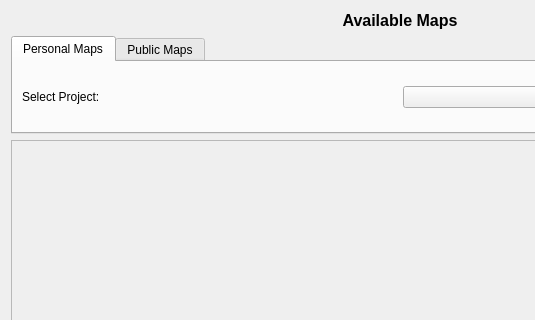
The window that ui/GetMapDialog.ui (maphub-co/maphub-qgis) describes before a commit, drawn with Qt 5; both pictures show x 0 to 535 and y 0 to 320 of the 800 by 650 pixel window.
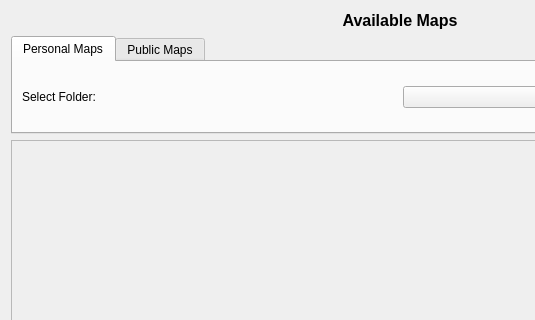
The same window after the commit.

Commit message: ♻️ [folders] Rename projects to folders and update related logic across components

What changed in the file:
```diff
--- a/ui/GetMapDialog.ui
+++ b/ui/GetMapDialog.ui
@@ -52,7 +52,7 @@
          <item>
           <widget class="QLabel" name="label_project">
            <property name="text">
-            <string>Select Project:</string>
+            <string>Select Folder:</string>
            </property>
           </widget>
          </item>
```
Left out of the diff: 10 changed lines with no effect on the pictures. The commit also changes 10 other files.
